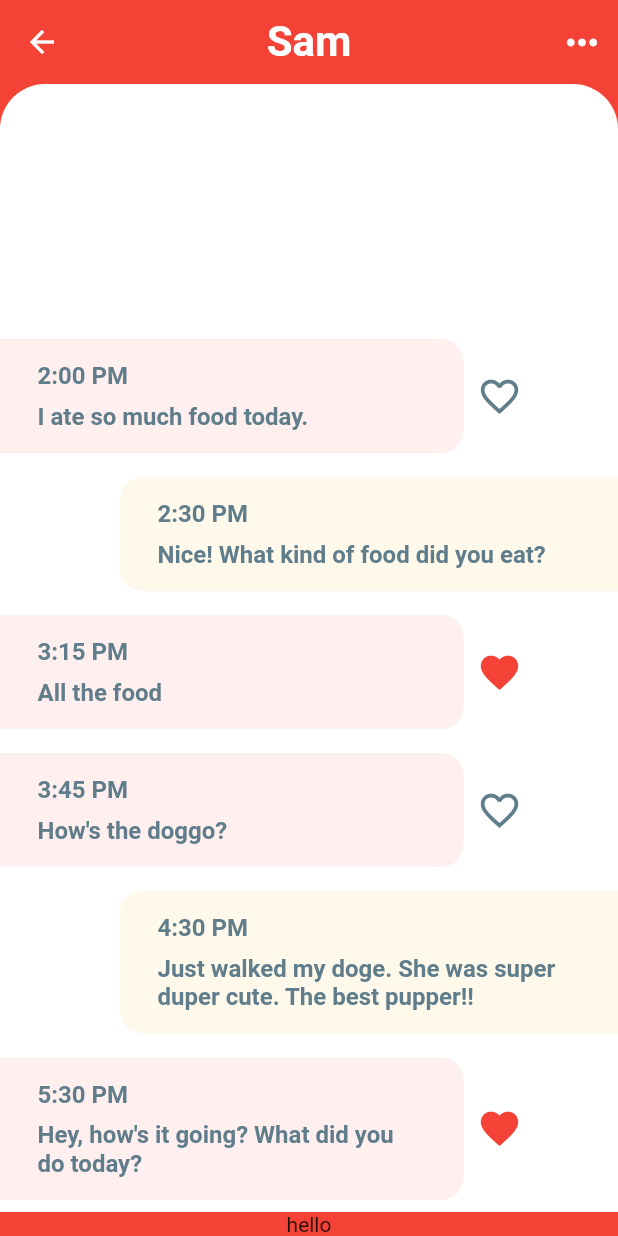
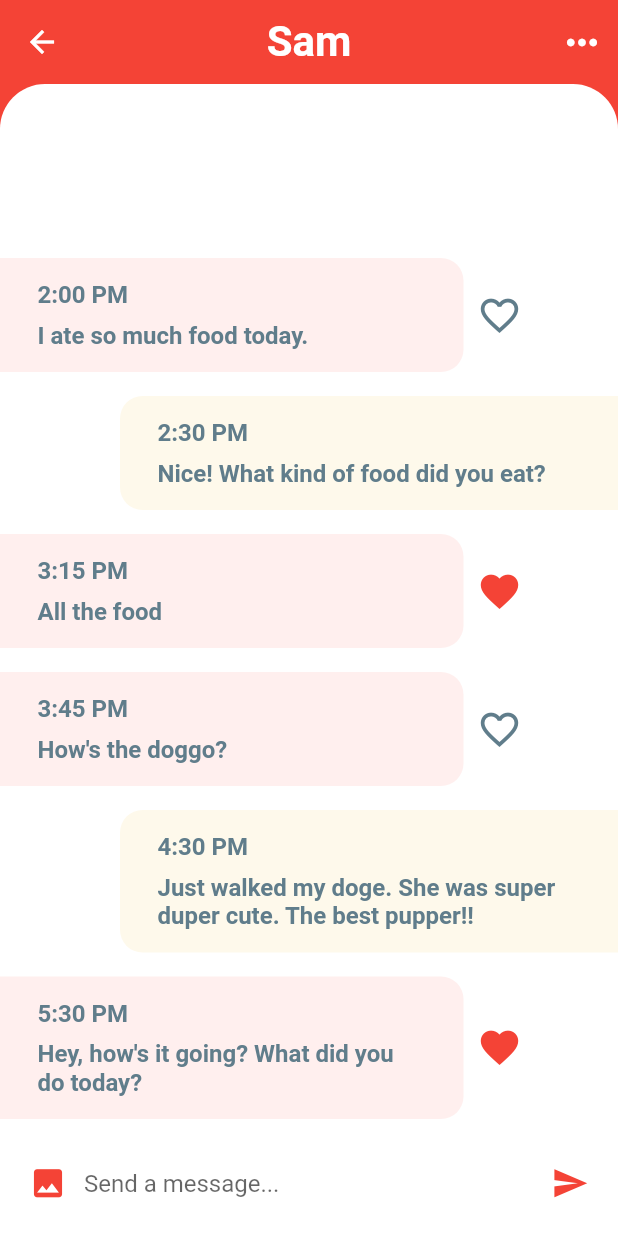
Before and after one commit to BrenoBaronte/chat_app, a Flutter app: the screen it shows after launch, after a tap on "Sam", on a phone screen of 412 x 824 dp. Run offline on Flutter 3.47's test engine with Material 2 defaults, Android fonts, the phone set to English and light mode, and no system bars.

Commit message:
Message Composer

```diff
--- a/lib/screens/chat_screen.dart
+++ b/lib/screens/chat_screen.dart
@@ -84,7 +84,36 @@ class _ChatScreenState extends State<ChatScreen> {
   }
 
   _buildMessageComposer() {
-    return Text('hello');
+    return Container(
+      padding: EdgeInsets.symmetric(horizontal: 8.0),
+      height: 70.0,
+      color: Colors.white,
+      child: Row(
+        children: <Widget>[
+          IconButton(
+            icon: Icon(Icons.photo),
+            iconSize: 25.0,
+            color: Theme.of(context).primaryColor,
+            onPressed: () {},
+          ),
+          Expanded(
+            child: TextField(
+              textCapitalization: TextCapitalization.sentences,
+              onChanged: (value) {},
+              decoration: InputDecoration.collapsed(
+                  hintText: 'Send a message...'
+              ),
+            ),
+          ),
+          IconButton(
+            icon: Icon(Icons.send),
+            iconSize: 25.0,
+            color: Theme.of(context).primaryColor,
+            onPressed: () {},
+          )
+        ],
+      ),
+    );
   }
 
   @override
@@ -112,7 +141,9 @@ class _ChatScreenState extends State<ChatScreen> {
           )
         ],
       ),
-      body: Column(
+      body: GestureDetector(
+        onTap: () => FocusScope.of(context).unfocus(),
+        child: Column(
           children: <Widget>[
             Expanded(
               child: Container(
@@ -144,6 +175,7 @@ class _ChatScreenState extends State<ChatScreen> {
             _buildMessageComposer(),
           ],
         ),
+      ),
     );
   }
 }
```
Lines whose indentation alone changed are shown as unchanged.
